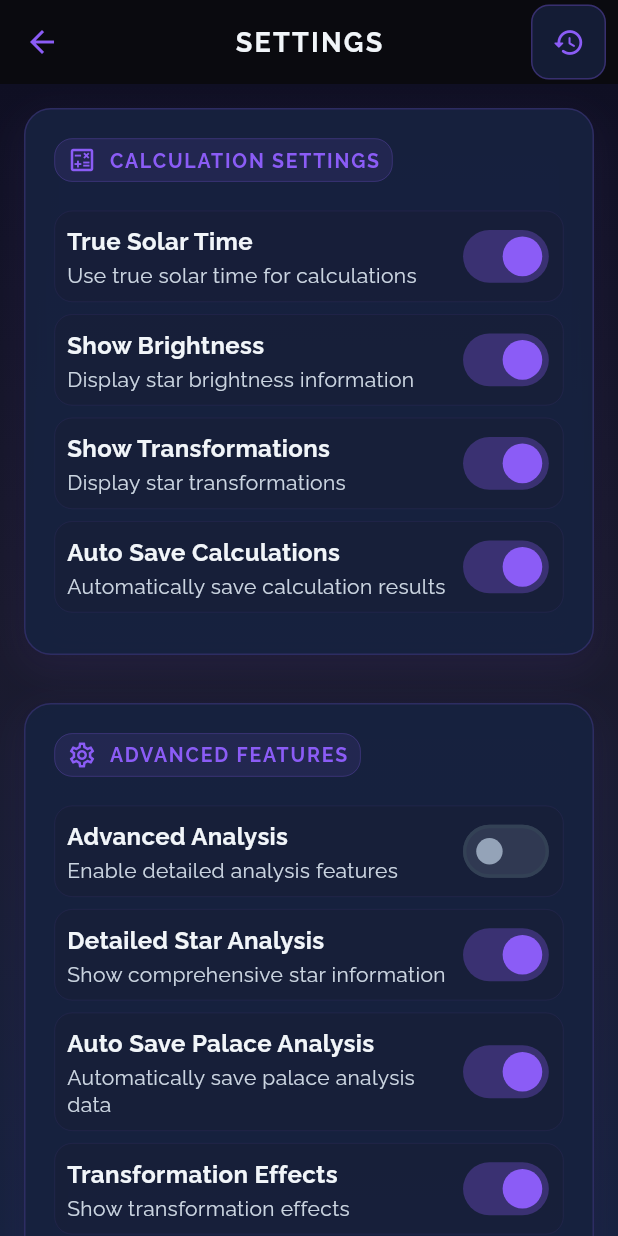
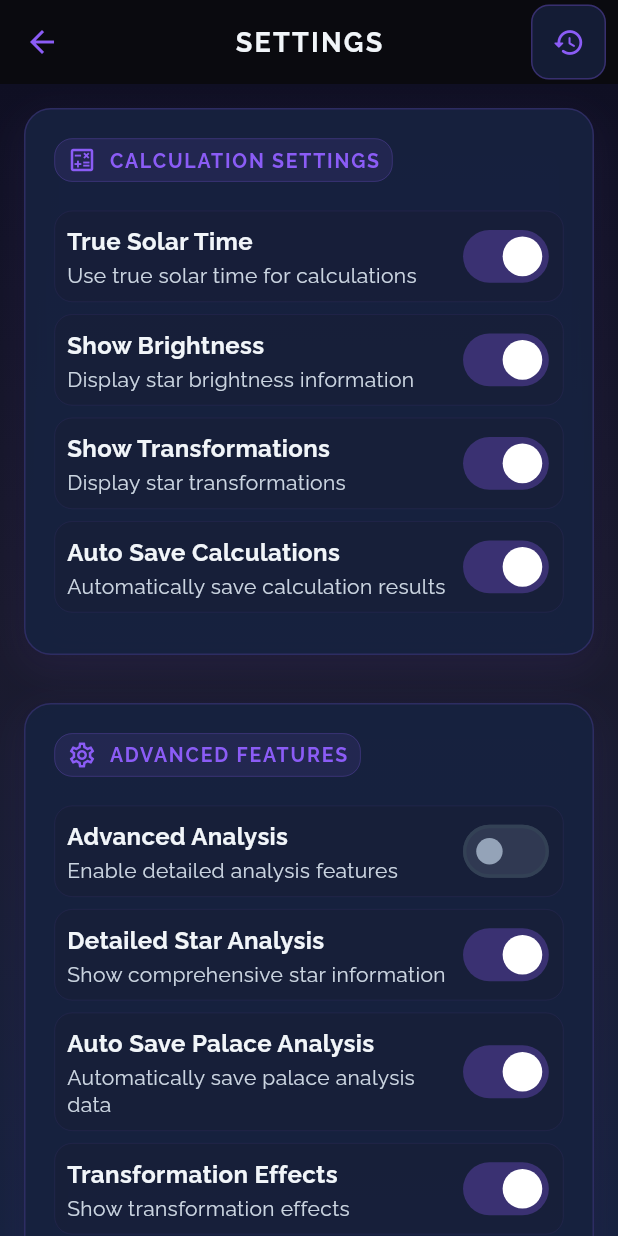
Before and after one commit to osmandemiroz/astro-iztro, a Flutter app: the screen it shows after launch, after a tap on "Skip", after a tap on the "settings" icon, on a phone screen of 412 x 824 dp. Run offline on Flutter 3.47's test engine with Material 3 defaults, Android fonts, the phone set to English and light mode, and no system bars; our stand-ins replace cached_network_image, flutter_map, get, latlong2, shared_preferences; accounts and stored records are empty.

Commit message:
Update pubspec.yaml for SDK and dependency version adjustments; refactor InputView, OnboardingView, SettingsView, and AppConstants for improved code clarity and responsiveness: Modified SDK constraints and dependency versions for compatibility. Enhanced InputView and OnboardingView with ResponsiveSizer for adaptive layouts, ensuring a modern design in line with Apple’s Human Interface Guidelines. Cleaned up unnecessary comments and whitespace in various files while maintaining existing functionality. Comprehensive comments added for clarity throughout the changes.

```diff
--- a/lib/app/modules/onboarding/onboarding_view.dart
+++ b/lib/app/modules/onboarding/onboarding_view.dart
@@ -2,6 +2,7 @@ import 'dart:math';
 import 'package:astro_iztro/app/modules/onboarding/onboarding_controller.dart';
 import 'package:astro_iztro/core/constants/app_constants.dart';
 import 'package:astro_iztro/core/constants/colors.dart';
+import 'package:astro_iztro/core/utils/responsive_sizer.dart';
 import 'package:astro_iztro/shared/themes/app_theme.dart';
 import 'package:astro_iztro/shared/widgets/liquid_glass_widget.dart';
 import 'package:flutter/material.dart';
@@ -15,6 +16,7 @@ class OnboardingView extends GetView<OnboardingController> {
 
   @override
   Widget build(BuildContext context) {
+    ResponsiveSizer.init(context);
     return Scaffold(
       // Full-screen immersive experience with space gradient background
       body: OnboardingBackground(
@@ -52,6 +54,8 @@ class OnboardingView extends GetView<OnboardingController> {
           Obx(
             () => controller.currentPage.value < 3
                 ? LiquidGlassWidget(
+                    width: ResponsiveSizer.w(17),
+                    height: ResponsiveSizer.h(6),
                     child: TextButton(
                       onPressed: controller.skipOnboarding,
                       style: TextButton.styleFrom(
@@ -160,6 +164,8 @@ class OnboardingView extends GetView<OnboardingController> {
 
           // Subtitle with glass effect
           LiquidGlassWidget(
+            width: ResponsiveSizer.w(85),
+            height: ResponsiveSizer.h(13),
             child: Padding(
               padding: const EdgeInsets.all(AppConstants.defaultPadding),
               child: Text(
@@ -231,6 +237,8 @@ class OnboardingView extends GetView<OnboardingController> {
           const SizedBox(height: AppConstants.defaultPadding),
 
           LiquidGlassWidget(
+            width: ResponsiveSizer.w(100),
+            height: ResponsiveSizer.h(13),
             child: Padding(
               padding: const EdgeInsets.all(AppConstants.defaultPadding),
               child: Text(
@@ -272,6 +280,8 @@ class OnboardingView extends GetView<OnboardingController> {
           const SizedBox(height: AppConstants.defaultPadding),
 
           LiquidGlassWidget(
+            width: ResponsiveSizer.w(100),
+            height: ResponsiveSizer.h(13),
             child: Padding(
               padding: const EdgeInsets.all(AppConstants.defaultPadding),
               child: Text(
@@ -301,6 +311,8 @@ class OnboardingView extends GetView<OnboardingController> {
             () => controller.currentPage.value > 0
                 ? Expanded(
                     child: LiquidGlassWidget(
+                      width: ResponsiveSizer.w(50),
+                      height: ResponsiveSizer.h(6),
                       child: TextButton(
                         onPressed: controller.previousPage,
                         style: TextButton.styleFrom(
@@ -328,10 +340,11 @@ class OnboardingView extends GetView<OnboardingController> {
             flex: 2,
             child: Obx(
               () => LiquidGlassWidget(
+                width: ResponsiveSizer.w(50),
+                height: ResponsiveSizer.h(6),
                 child: ElevatedButton(
-                  onPressed: controller.isLoading.value
-                      ? null
-                      : controller.nextPage,
+                  onPressed:
+                      controller.isLoading.value ? null : controller.nextPage,
                   style: ElevatedButton.styleFrom(
                     backgroundColor: AppColors.white,
                     foregroundColor: AppColors.primaryPurple,
@@ -541,6 +554,8 @@ class OnboardingView extends GetView<OnboardingController> {
                     bottom: AppConstants.smallPadding,
                   ),
                   child: LiquidGlassWidget(
+                    width: ResponsiveSizer.w(100),
+                    height: ResponsiveSizer.h(6),
                     child: Padding(
                       padding: const EdgeInsets.all(
                         AppConstants.defaultPadding,
--- a/lib/app/modules/settings/settings_view.dart
+++ b/lib/app/modules/settings/settings_view.dart
@@ -505,7 +505,6 @@ class SettingsView extends GetView<SettingsController> {
               child: Switch(
                 value: value.value,
                 onChanged: onChanged,
-                activeThumbColor: AppColors.lightPurple,
                 activeTrackColor: AppColors.lightPurple.withValues(alpha: 0.3),
                 inactiveThumbColor: AppColors.darkTextTertiary,
                 inactiveTrackColor: AppColors.darkTextTertiary.withValues(
--- a/lib/core/constants/app_constants.dart
+++ b/lib/core/constants/app_constants.dart
@@ -3,7 +3,6 @@ class AppConstants {
   // App Information
   static const String appName = 'Astro Iztro';
   static const String appVersion = '1.0.0';
-  static const String packageName = 'com.example.astro_iztro';
 
   // UI Constants
   static const double borderRadius = 12;
--- a/pubspec.yaml
+++ b/pubspec.yaml
@@ -2,7 +2,7 @@ name: astro_iztro
 version: 1.0.0+1
 publish_to: none
 environment:
-  sdk: ^3.8.1
+  sdk: '>=3.6.1 <4.0.0'
 description: A comprehensive Purple Star Astrology and BaZi calculation app
 dependencies:
   cached_network_image: ^3.3.1
@@ -14,7 +14,7 @@ dependencies:
     sdk: flutter
   flutter_map: ^7.0.2
   get: ^4.6.6
-  intl: ^0.20.2
+  intl: ^0.19.0
   latlong2: ^0.9.1
   shared_preferences: ^2.2.2
 dev_dependencies:
@@ -23,7 +23,7 @@ dev_dependencies:
   flutter_test:
     sdk: flutter
   pubspec_dependency_sorter: ^1.0.5
-  very_good_analysis: ^9.0.0
+  very_good_analysis: ^7.0.0
 flutter_launcher_icons:
   android: true
   ios: true
```
Also changed, not shown: lib/app/modules/input/input_view.dart (+5 -8 lines), lib/core/utils/iz_animated_widgets.dart (+7 -6 lines).
